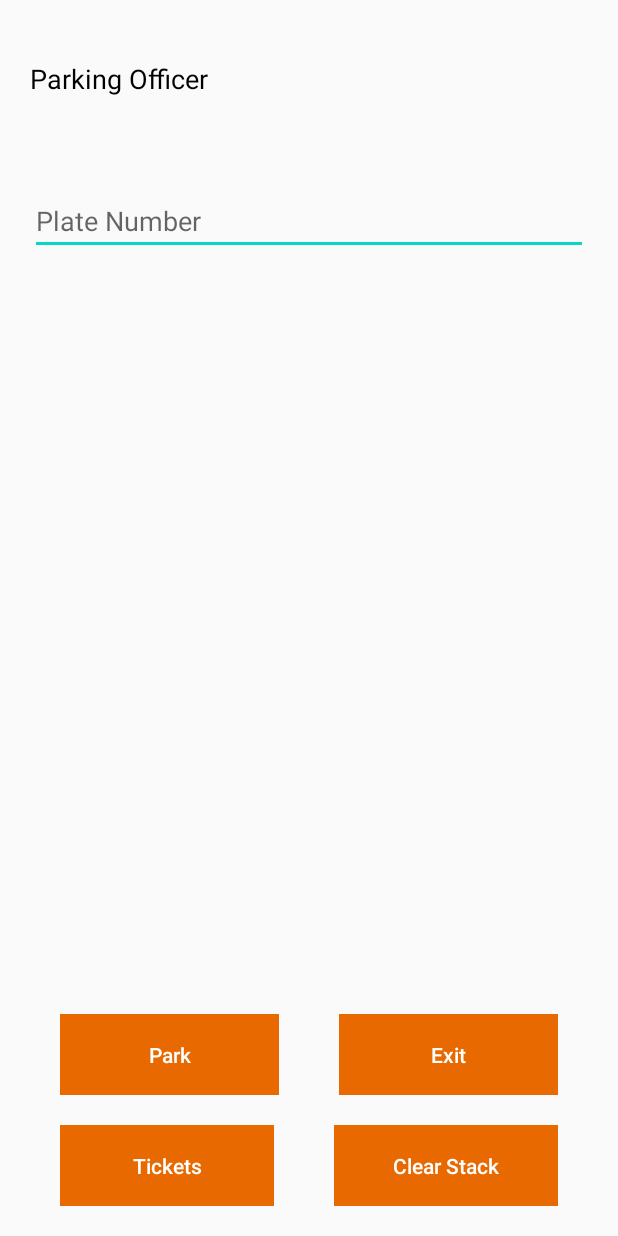
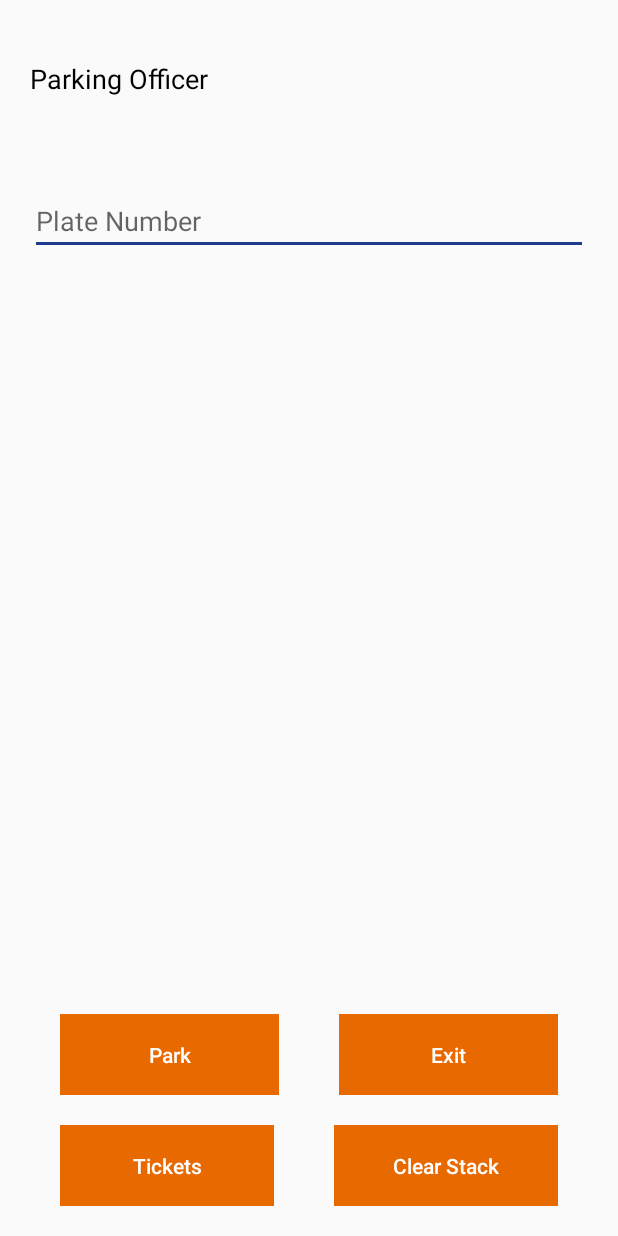
Before and after one commit to Ge-eez/Driveway-Pro-MobileApp, an Android app: the layout activity_po_home.xml on its own in the app's theme, with its tools: preview values and no code run, on a phone screen of 412 x 824 dp. Run offline under Robolectric (Android 15) with nearby library versions, the phone set to English and light mode, and no system bars.

Commit message:
Color adjustement made

```diff
--- a/app/src/main/res/layout/activity_po_home.xml
+++ b/app/src/main/res/layout/activity_po_home.xml
@@ -7,6 +7,11 @@
     android:orientation="vertical"
     android:padding="20dp"
     tools:context=".PoHomeActivity">
+
+    <LinearLayout
+        android:layout_width="match_parent"
+        android:layout_height="match_parent"
+        android:orientation="vertical">
 
         <TextView
             android:id="@+id/poName"
@@ -100,6 +105,7 @@
                     android:textColor="#FFFFFF" />
             </LinearLayout>
         </LinearLayout>
+    </LinearLayout>
 
 
 </LinearLayout>
--- a/app/src/main/res/layout/activity_po_stack_list.xml
+++ b/app/src/main/res/layout/activity_po_stack_list.xml
@@ -11,9 +11,11 @@
         android:id="@+id/rcPoParkstack"
         android:layout_width="match_parent"
         android:layout_height="match_parent"
+        android:layout_marginTop="8dp"
         app:layout_constraintBottom_toBottomOf="parent"
         app:layout_constraintEnd_toEndOf="parent"
         app:layout_constraintStart_toStartOf="parent"
+        app:layout_constraintTop_toTopOf="parent"
         tools:listitem="@layout/po_row_stack" />
 
 </androidx.constraintlayout.widget.ConstraintLayout>
--- a/app/src/main/res/values-night/themes.xml
+++ b/app/src/main/res/values-night/themes.xml
@@ -4,7 +4,7 @@
         <!-- Customize your theme here. -->
         <item name="colorPrimary">@color/colorPrimary</item>
         <item name="colorPrimaryDark">@color/colorPrimaryDark</item>
-        <item name="colorAccent">@color/colorAccent</item>
+        <item name="colorAccent">@color/main_blue</item>
     </style>
 
     <style name="AppTheme.NoActionBar">
--- a/app/src/main/res/values/colors.xml
+++ b/app/src/main/res/values/colors.xml
@@ -2,12 +2,6 @@
 <resources>
     <color name="colorPrimary">#E76900</color>
     <color name="colorPrimaryDark">#656362</color>
-    <color name="colorAccent">#03DAC5</color>
-    <color name="purple_200">#FFBB86FC</color>
-    <color name="purple_500">#FF6200EE</color>
-    <color name="purple_700">#FF3700B3</color>
-    <color name="teal_200">#FF03DAC5</color>
-    <color name="teal_700">#FF018786</color>
     <color name="black">#FF000000</color>
     <color name="white">#FFFFFFFF</color>
     <color name="orange">#E76900</color>
--- a/app/src/main/res/values/themes.xml
+++ b/app/src/main/res/values/themes.xml
@@ -5,7 +5,7 @@
     <!-- Customize your theme here. -->
     <item name="colorPrimary">@color/colorPrimary</item>
     <item name="colorPrimaryDark">@color/colorPrimaryDark</item>
-    <item name="colorAccent">@color/colorAccent</item>
+    <item name="colorAccent">@color/main_blue</item>
 </style>
 
 <style name="AppTheme.NoActionBar">
```
Lines whose indentation alone changed are shown as unchanged.
